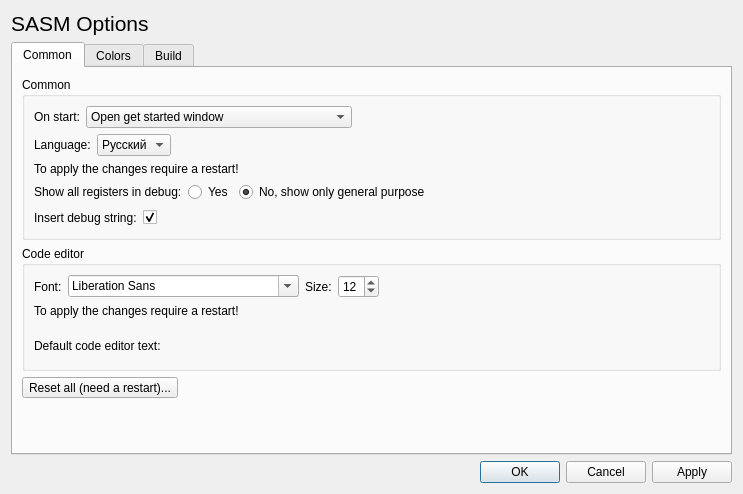
The window that settings.ui (Dman95/SASM) describes before a commit, drawn with Qt 5.
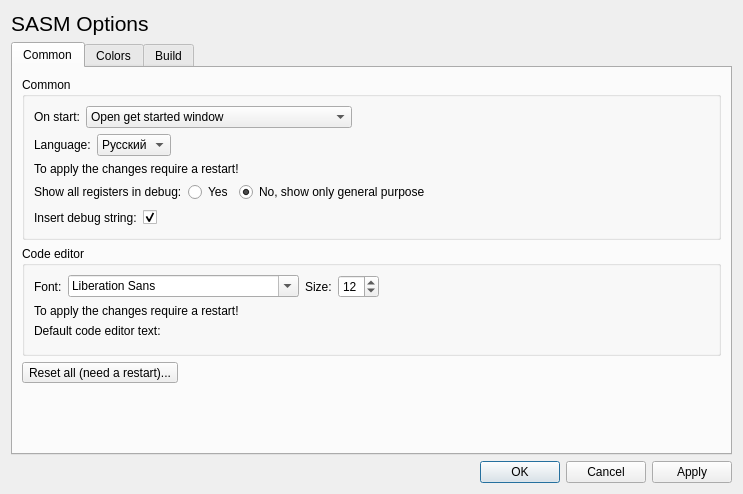
The same window after the commit.

Commit message: More convenient smaller settings window

```diff
--- a/settings.ui
+++ b/settings.ui
@@ -374,22 +374,6 @@
             </property>
            </widget>
           </item>
-          <item>
-           <spacer name="verticalSpacer_2">
-            <property name="orientation">
-             <enum>Qt::Vertical</enum>
-            </property>
-            <property name="sizeType">
-             <enum>QSizePolicy::Fixed</enum>
-            </property>
-            <property name="sizeHint" stdset="0">
-             <size>
-              <width>20</width>
-              <height>15</height>
-             </size>
-            </property>
-           </spacer>
-          </item>
           <item>
            <widget class="QLabel" name="label_2">
             <property name="locale">
@@ -403,6 +387,19 @@
           <item>
            <widget class="QWidget" name="startTextWidget" native="true"/>
           </item>
+          <item>
+           <spacer name="verticalSpacer_5">
+            <property name="orientation">
+             <enum>Qt::Vertical</enum>
+            </property>
+            <property name="sizeHint" stdset="0">
+             <size>
+              <width>20</width>
+              <height>0</height>
+             </size>
+            </property>
+           </spacer>
+          </item>
          </layout>
         </widget>
        </item>
@@ -441,7 +438,7 @@
          <property name="sizeHint" stdset="0">
           <size>
            <width>20</width>
-           <height>27</height>
+           <height>0</height>
           </size>
          </property>
         </spacer>
```
Left out of the diff: 2 changed lines with no effect on the pictures. The commit also changes 2 other files.
